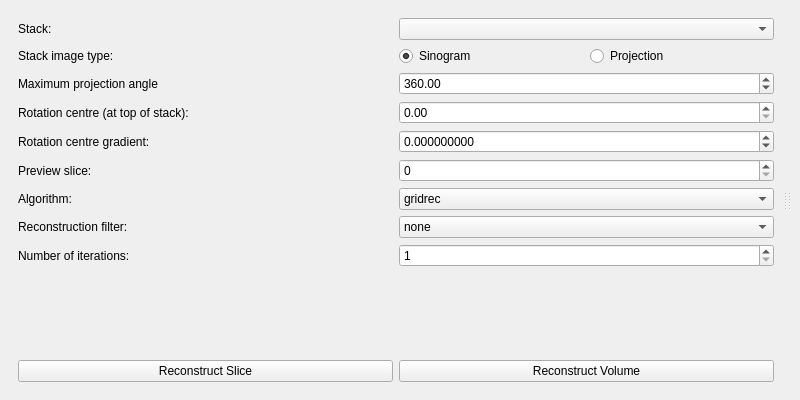
Above: mantidimaging/gui/ui/tomopy_recon_window.ui from mantidproject/mantidimaging before the change. Below: the same form after it.
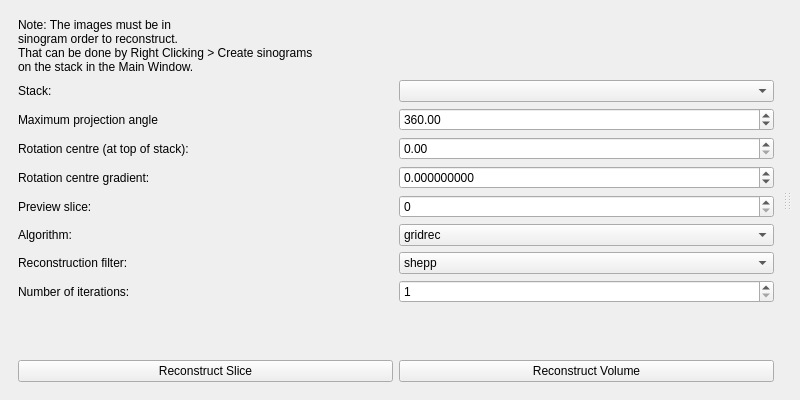
That is the form after the change. Custom widgets are drawn as their Qt base class.

Commit message: Clarify needed image format in tomopy recon. Refactoring and formatting

Patch:
```diff
--- a/mantidimaging/gui/ui/tomopy_recon_window.ui
+++ b/mantidimaging/gui/ui/tomopy_recon_window.ui
@@ -27,139 +27,31 @@
         </property>
         <item>
          <layout class="QGridLayout" name="optionsLayout">
-          <item row="10" column="0">
-           <widget class="QLabel" name="numIterLabel">
-            <property name="text">
-             <string>Number of iterations:</string>
-            </property>
-           </widget>
-          </item>
-          <item row="2" column="0">
-           <widget class="QLabel" name="stackSelectorLabel">
-            <property name="text">
-             <string>Stack:</string>
-            </property>
-           </widget>
-          </item>
-          <item row="2" column="1">
-           <widget class="StackSelectorWidgetView" name="stackSelector"/>
-          </item>
-          <item row="10" column="1">
-           <widget class="QSpinBox" name="numIter">
-            <property name="minimum">
-             <number>1</number>
-            </property>
-            <property name="maximum">
-             <number>99999</number>
-            </property>
-           </widget>
-          </item>
-          <item row="4" column="1">
-           <widget class="QDoubleSpinBox" name="maxProjAngle">
-            <property name="maximum">
-             <double>9999.000000000000000</double>
-            </property>
-            <property name="value">
-             <double>360.000000000000000</double>
-            </property>
-           </widget>
-          </item>
-          <item row="9" column="1">
-           <widget class="QComboBox" name="filterName">
-            <item>
-             <property name="text">
-              <string>none</string>
-             </property>
-            </item>
-            <item>
-             <property name="text">
-              <string>shepp</string>
-             </property>
-            </item>
-            <item>
-             <property name="text">
-              <string>cosine</string>
-             </property>
-            </item>
-            <item>
-             <property name="text">
-              <string>hann</string>
-             </property>
-            </item>
-            <item>
-             <property name="text">
-              <string>hamming</string>
-             </property>
-            </item>
-            <item>
-             <property name="text">
-              <string>ramlak</string>
-             </property>
-            </item>
-            <item>
-             <property name="text">
-              <string>parzen</string>
-             </property>
-            </item>
-            <item>
-             <property name="text">
-              <string>butterworth</string>
-             </property>
-            </item>
-           </widget>
-          </item>
-          <item row="6" column="0">
+          <item row="5" column="0">
            <widget class="QLabel" name="gradientLabel">
             <property name="text">
              <string>Rotation centre gradient:</string>
             </property>
            </widget>
           </item>
-          <item row="5" column="0">
+          <item row="4" column="0">
            <widget class="QLabel" name="corLabel">
             <property name="text">
              <string>Rotation centre (at top of stack):</string>
             </property>
            </widget>
           </item>
-          <item row="6" column="1">
-           <widget class="QDoubleSpinBox" name="gradient">
-            <property name="decimals">
-             <number>9</number>
-            </property>
-            <property name="minimum">
-             <double>-1.000000000000000</double>
-            </property>
-            <property name="maximum">
-             <double>1.000000000000000</double>
-            </property>
-            <property name="singleStep">
-             <double>0.001000000000000</double>
-            </property>
-           </widget>
-          </item>
-          <item row="9" column="0">
-           <widget class="QLabel" name="filterNameLabel">
+          <item row="0" column="0">
+           <widget class="QLabel" name="label_2">
             <property name="text">
-             <string>Reconstruction filter:</string>
+             <string>Note: The images must be in 
+sinogram order to reconstruct. 
+That can be done by Right Clicking &gt; Create sinograms 
+on the stack in the Main Window.</string>
             </property>
            </widget>
           </item>
-          <item row="3" column="0">
-           <widget class="QLabel" name="label">
-            <property name="text">
-             <string>Stack image type:</string>
-            </property>
-           </widget>
-          </item>
-          <item row="7" column="0">
-           <widget class="QLabel" name="previewSliceLabel">
-            <property name="text">
-             <string>Preview slice:</string>
-            </property>
-           </widget>
-          </item>
-          <item row="8" column="1">
+          <item row="7" column="1">
            <widget class="QComboBox" name="algorithmName">
             <item>
              <property name="text">
@@ -233,60 +125,139 @@
             </item>
            </widget>
           </item>
-          <item row="7" column="1">
+          <item row="9" column="0">
+           <widget class="QLabel" name="numIterLabel">
+            <property name="text">
+             <string>Number of iterations:</string>
+            </property>
+           </widget>
+          </item>
+          <item row="3" column="1">
+           <widget class="QDoubleSpinBox" name="maxProjAngle">
+            <property name="maximum">
+             <double>9999.000000000000000</double>
+            </property>
+            <property name="value">
+             <double>360.000000000000000</double>
+            </property>
+           </widget>
+          </item>
+          <item row="9" column="1">
+           <widget class="QSpinBox" name="numIter">
+            <property name="minimum">
+             <number>1</number>
+            </property>
+            <property name="maximum">
+             <number>99999</number>
+            </property>
+           </widget>
+          </item>
+          <item row="4" column="1">
+           <widget class="QDoubleSpinBox" name="cor">
+            <property name="maximum">
+             <double>9999.000000000000000</double>
+            </property>
+            <property name="singleStep">
+             <double>10.000000000000000</double>
+            </property>
+           </widget>
+          </item>
+          <item row="5" column="1">
+           <widget class="QDoubleSpinBox" name="gradient">
+            <property name="decimals">
+             <number>9</number>
+            </property>
+            <property name="minimum">
+             <double>-1.000000000000000</double>
+            </property>
+            <property name="maximum">
+             <double>1.000000000000000</double>
+            </property>
+            <property name="singleStep">
+             <double>0.001000000000000</double>
+            </property>
+           </widget>
+          </item>
+          <item row="6" column="1">
            <widget class="QSpinBox" name="previewSlice"/>
           </item>
+          <item row="2" column="0">
+           <widget class="QLabel" name="stackSelectorLabel">
+            <property name="text">
+             <string>Stack:</string>
+            </property>
+           </widget>
+          </item>
+          <item row="6" column="0">
+           <widget class="QLabel" name="previewSliceLabel">
+            <property name="text">
+             <string>Preview slice:</string>
+            </property>
+           </widget>
+          </item>
+          <item row="3" column="0">
+           <widget class="QLabel" name="maxProjAngleLebsl">
+            <property name="text">
+             <string>Maximum projection angle</string>
+            </property>
+           </widget>
+          </item>
           <item row="8" column="0">
+           <widget class="QLabel" name="filterNameLabel">
+            <property name="text">
+             <string>Reconstruction filter:</string>
+            </property>
+           </widget>
+          </item>
+          <item row="2" column="1">
+           <widget class="StackSelectorWidgetView" name="stackSelector"/>
+          </item>
+          <item row="8" column="1">
+           <widget class="QComboBox" name="filterName">
+            <item>
+             <property name="text">
+              <string>shepp</string>
+             </property>
+            </item>
+            <item>
+             <property name="text">
+              <string>cosine</string>
+             </property>
+            </item>
+            <item>
+             <property name="text">
+              <string>hann</string>
+             </property>
+            </item>
+            <item>
+             <property name="text">
+              <string>hamming</string>
+             </property>
+            </item>
+            <item>
+             <property name="text">
+              <string>ramlak</string>
+             </property>
+            </item>
+            <item>
+             <property name="text">
+              <string>parzen</string>
+             </property>
+            </item>
+            <item>
+             <property name="text">
+              <string>butterworth</string>
+             </property>
+            </item>
+           </widget>
+          </item>
+          <item row="7" column="0">
            <widget class="QLabel" name="algorithmNameLabel">
             <property name="text">
              <string>Algorithm:</string>
             </property>
            </widget>
           </item>
-          <item row="4" column="0">
-           <widget class="QLabel" name="maxProjAngleLebsl">
-            <property name="text">
-             <string>Maximum projection angle</string>
-            </property>
-           </widget>
-          </item>
-          <item row="5" column="1">
-           <widget class="QDoubleSpinBox" name="cor">
-            <property name="maximum">
-             <double>9999.000000000000000</double>
-            </property>
-            <property name="singleStep">
-             <double>10.000000000000000</double>
-            </property>
-           </widget>
-          </item>
-          <item row="3" column="1">
-           <layout class="QHBoxLayout" name="imageTypeButtonLayout">
-            <item>
-             <widget class="QRadioButton" name="sinogramTypeRadio">
-              <property name="text">
-               <string>Sinogram</string>
-              </property>
-              <property name="checked">
-               <bool>true</bool>
-              </property>
-              <attribute name="buttonGroup">
-               <string notr="true">imageTypeRadioGroup</string>
-              </attribute>
-             </widget>
-            </item>
-            <item>
-             <widget class="QRadioButton" name="projectionTypeRadio">
-              <property name="text">
-               <string>Projection</string>
-              </property>
-              <attribute name="buttonGroup">
-               <string notr="true">imageTypeRadioGroup</string>
-              </attribute>
-             </widget>
-            </item>
-           </layout>
-          </item>
          </layout>
         </item>
         <item>
```
Left out of the diff: 11 changed lines with no effect on the pictures. The commit also changes 5 other files.
